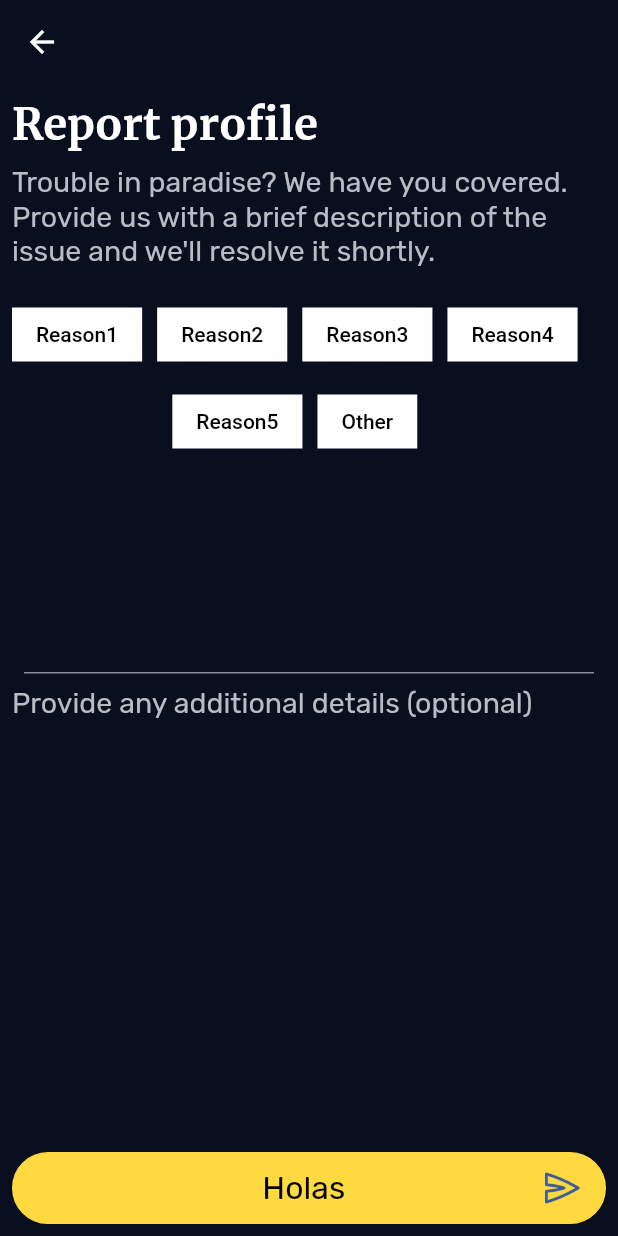
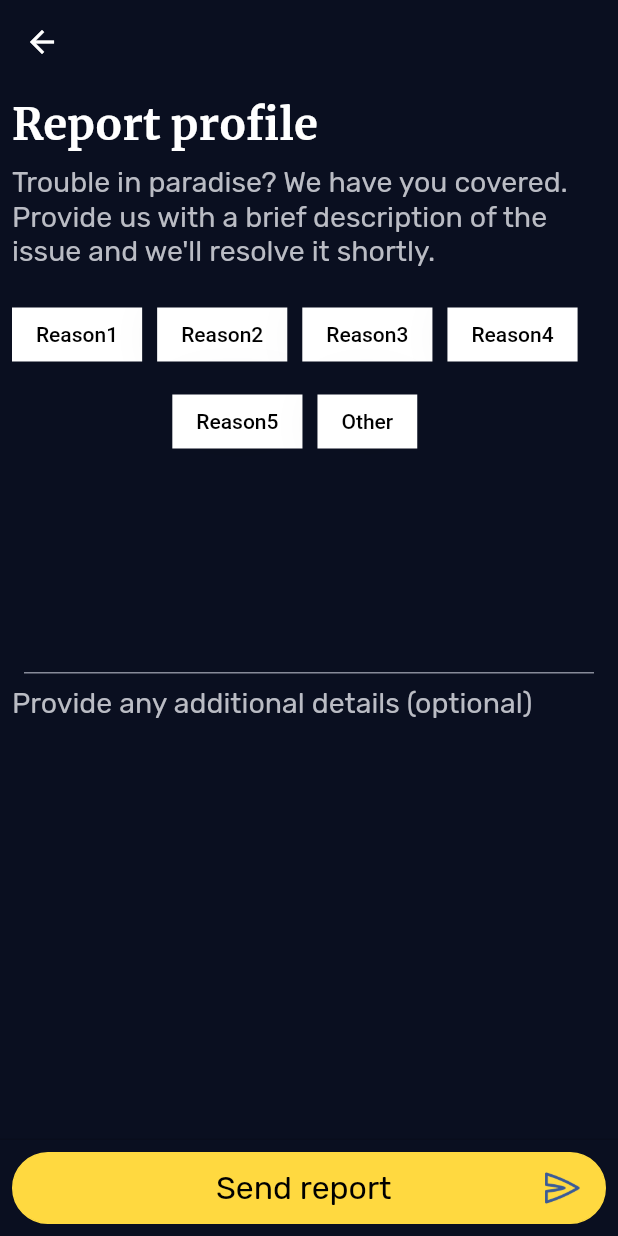
Before and after one commit to fabribit/flutter_example, a Flutter app: the ProfileReport screen opened by its route, on a phone screen of 412 x 824 dp. Run offline on Flutter 3.47's test engine with Material 2 defaults, Android fonts, the phone set to English and light mode, and no system bars; drawn by our look-alikes of group_button; our stand-ins replace get.

```diff
--- a/lib/screens/profile_report.dart
+++ b/lib/screens/profile_report.dart
@@ -13,15 +13,18 @@ class ProfileReport extends StatefulWidget {
 
 class _ProfileReportState extends State<ProfileReport> {
   int? selectedReason;
+  final textController = TextEditingController();
 
   @override
   Widget build(context) => Scaffold(
+    resizeToAvoidBottomInset:false,
     backgroundColor: Constants.bgColor,
     appBar: AppBar(
       elevation: 0,
       backgroundColor: Colors.transparent
     ),
-    body: Padding(
+    body: SingleChildScrollView(
+      child: Padding(
         padding: const EdgeInsets.all(8.0),
         child: Column(
           crossAxisAlignment: CrossAxisAlignment.start,
@@ -56,11 +59,12 @@ class _ProfileReportState extends State<ProfileReport> {
               onDisablePressed: (i) {},
             ),
 
-          const Padding(
+            Padding(
               padding: EdgeInsets.all(8.0),
               child: TextField(
                 maxLines: 4,
-              decoration: InputDecoration(
+                controller: textController,
+                decoration: const InputDecoration(
                   // hintText: "Enter your text here",
                   hintStyle: TextStyle(
                     fontSize: 24.0,
@@ -73,7 +77,7 @@ class _ProfileReportState extends State<ProfileReport> {
                     borderSide: BorderSide(color: Constants.borderColor),
                   ),
                 ),
-              style: TextStyle(
+                style: const TextStyle(
                   fontSize: 24.0,
                   color: Colors.white
                 ),
@@ -84,14 +88,16 @@ class _ProfileReportState extends State<ProfileReport> {
           ],
         ),
       ),
+    ),
 
     persistentFooterButtons: [
       Button(
-        text: 'Holas',
+        text: 'Send report',
         onTouch: (){
-
           if(selectedReason == null){
             AlertBox.launch(context, 'You must select a reason to continue');
+          } else if(textController.text.isEmpty){
+            AlertBox.launch(context, 'You must write a note to continue');
           } else {
             Get.toNamed('/end');
           }
```
Lines whose indentation alone changed are shown as unchanged.
